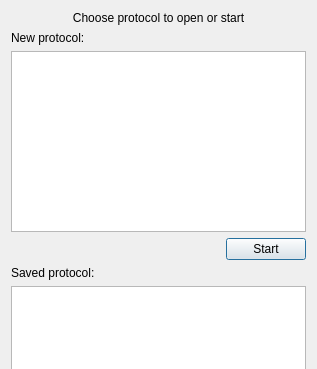
Before: the Qt Designer form neurolabi/gui/protocols/protocolchooser.ui in janelia-flyem/NeuTu, drawn with Qt 5; both pictures show x 0 to 317 and y 0 to 369 of the 317 by 534 pixel window.
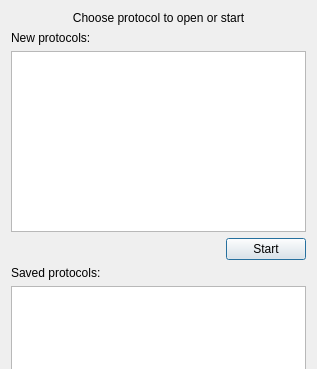
After: the same form once the commit is applied.

Commit message: load active protocol from save basically works

Patch:
```diff
--- a/neurolabi/gui/protocols/protocolchooser.ui
+++ b/neurolabi/gui/protocols/protocolchooser.ui
@@ -27,7 +27,7 @@
    <item>
     <widget class="QLabel" name="label_2">
      <property name="text">
-      <string>New protocol:</string>
+      <string>New protocols:</string>
      </property>
     </widget>
    </item>
@@ -65,7 +65,7 @@
    <item>
     <widget class="QLabel" name="label_3">
      <property name="text">
-      <string>Saved protocol:</string>
+      <string>Saved protocols:</string>
      </property>
     </widget>
    </item>
```
Left out of the diff: 2 changed lines with no effect on the pictures. The commit also changes 6 other files.
